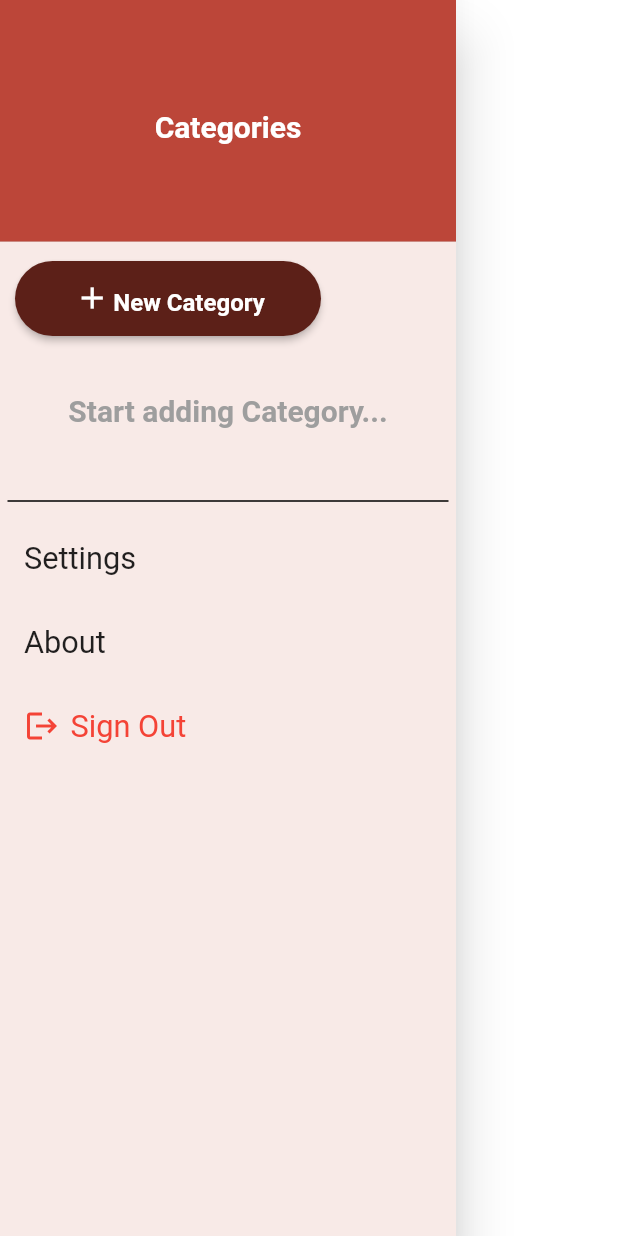
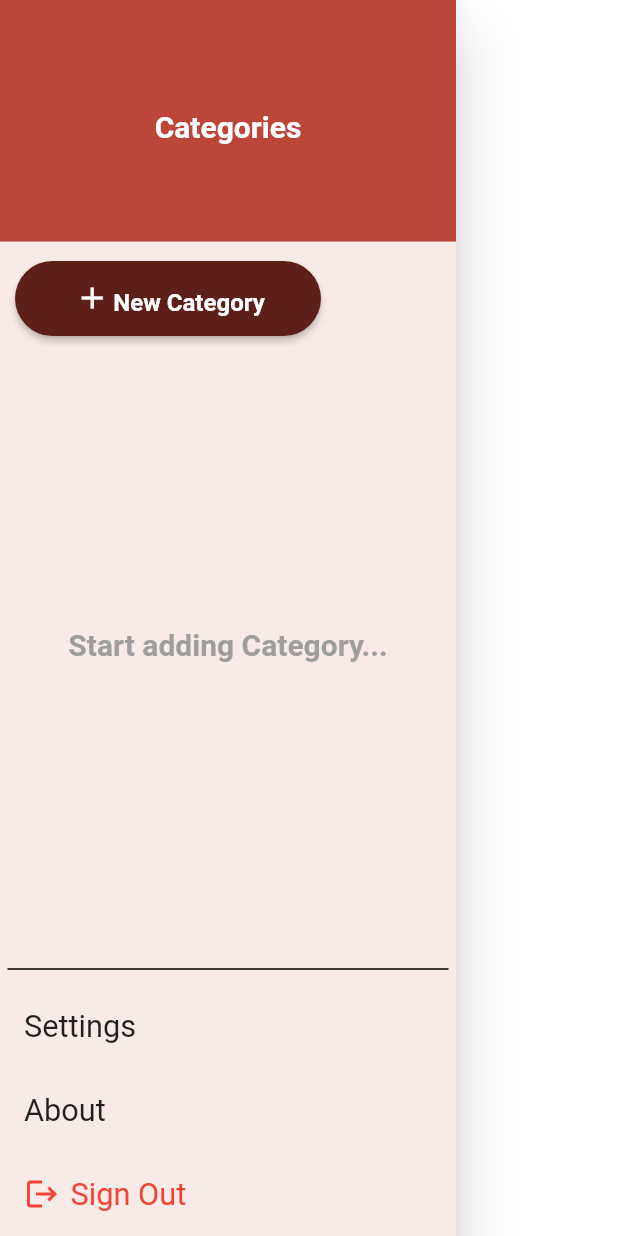
Before and after one commit to Kkalash/MachMal, a Flutter app: the Sidenav widget shown alone on an empty page, opened directly, on a phone screen of 412 x 824 dp. Run offline on Flutter 3.47's test engine with Material 2 defaults, Android fonts, the phone set to English and light mode, and no system bars; our stand-ins replace basic_utils, cloud_firestore, firebase_auth, firebase_core, hive, hive_flutter and 1 more; accounts and stored records are empty; network calls fail; Roboto replaces fonts that are missing (Raleway).

Commit message:
sidenav überarbeitet

```diff
--- a/lib/ui/sidenav.dart
+++ b/lib/ui/sidenav.dart
@@ -35,8 +35,7 @@ class _SindnavState extends State<Sidenav> {
 
     return Drawer(
       backgroundColor: tertiaryColor,
-      child: ListView(
-        padding: EdgeInsets.zero,
+      child: Column(
         children: [
           DrawerHeader(
             child: Container(
@@ -56,7 +55,9 @@ class _SindnavState extends State<Sidenav> {
             context: context,
             categoryRepository: categoryRepository,
           ),
-          getCategoriesWidget(),
+          Expanded(
+            child: getCategoriesWidget(),
+          ),
           const Divider(
             color: Colors.black,
             height: 20,
@@ -154,6 +155,8 @@ class _SindnavState extends State<Sidenav> {
 
         final categories = await categoryRepository.getCategories();
         if (categories.isEmpty) {
+          ItemsListPage.currentCategoryId = null;
+
           Navigator.pushReplacement(context,
               MaterialPageRoute(builder: (context) => const Sidenav()));
         } else {
```
